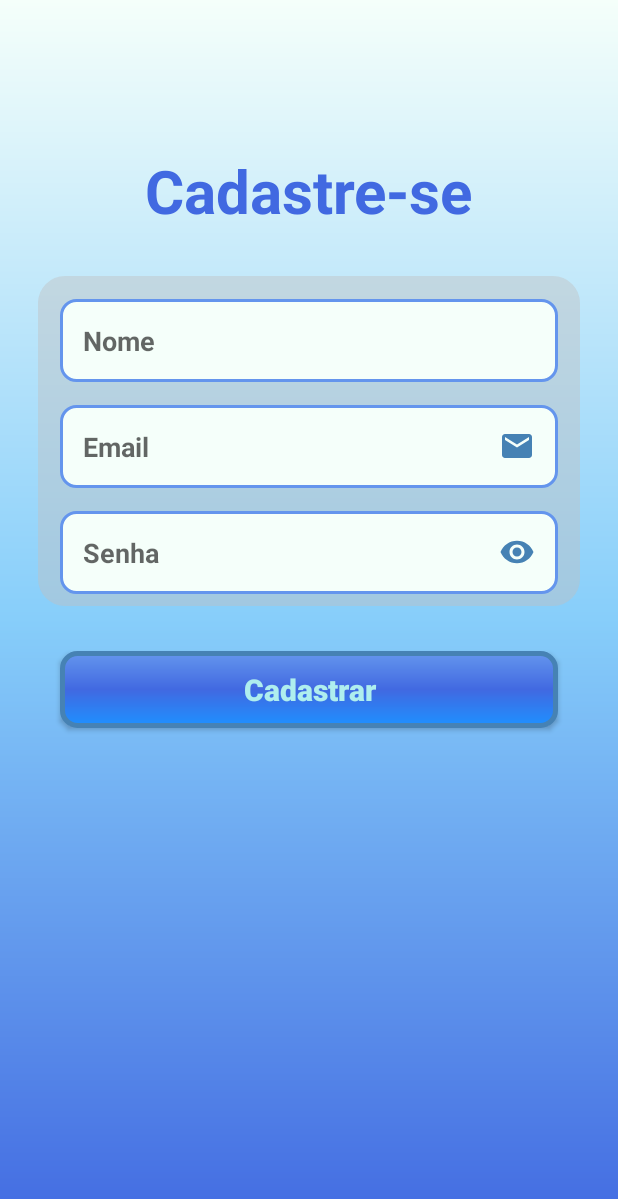
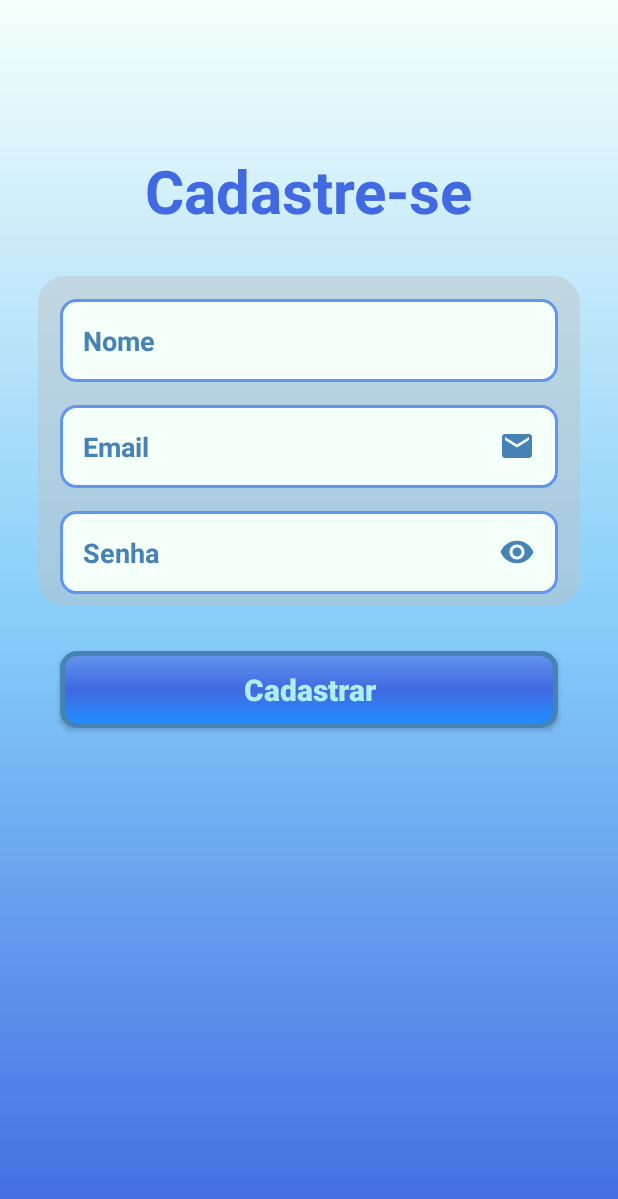
Before and after one commit to dbcodex/AppGastosPessoais, an Android app: the FormCadastro screen opened directly, with no data from a screen before it, on a phone screen of 412 x 824 dp. Shown: the top 1199 px of the screen. Run offline under Robolectric (Android 15) with nearby library versions, the phone set to English and light mode, and no system bars; our stand-ins replace Firebase (no records; nobody signed in at launch, a user with empty details on screens opened directly).

Commit message:
Enviando projeto inteiro

```diff
--- a/app/src/main/res/values/styles.xml
+++ b/app/src/main/res/values/styles.xml
@@ -15,6 +15,7 @@
         <item name="android:layout_height">wrap_content</item>
         <item name="android:background">@drawable/edit_text</item>
         <item name="android:textColor">@color/SteelBlue</item>
+        <item name="android:textColorHint">@color/SteelBlue</item>
         <item name="android:textStyle">bold</item>
         <item name="android:padding">15dp</item>
         <item name="android:layout_marginLeft">40dp</item>
```
Also changed, not shown: 1 other file.
